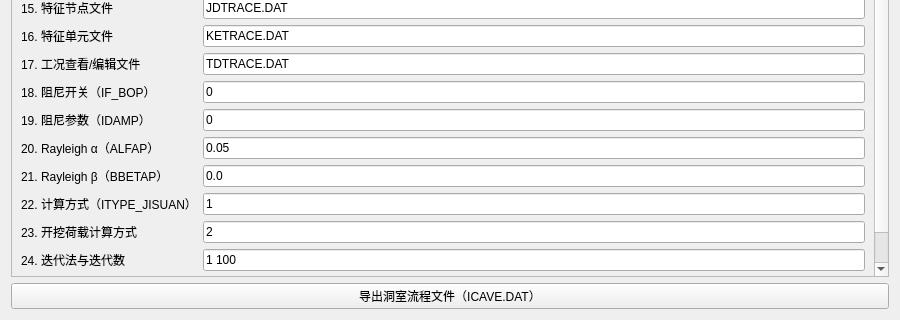
asd977/base_cae, file plugins/Base_Slover/CaveExcavationWidget.ui: the form before one commit; both pictures show x 0 to 900 and y 440 to 760 of the 900 by 760 pixel window.
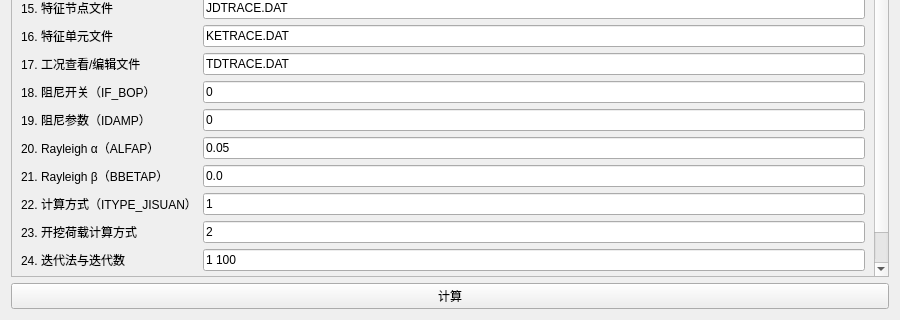
The form after the commit.

Commit message: feat(solver): add shared compute entry and unify button labels

What changed in the file:
```diff
--- a/plugins/Base_Slover/CaveExcavationWidget.ui
+++ b/plugins/Base_Slover/CaveExcavationWidget.ui
@@ -169,7 +169,7 @@
      </widget>
     </widget>
    </item>
-   <item><widget class="QPushButton" name="btnCompute"><property name="text"><string>导出洞室流程文件（ICAVE.DAT）</string></property></widget></item>
+   <item><widget class="QPushButton" name="btnCompute"><property name="text"><string>计算</string></property></widget></item>
   </layout>
  </widget>
  <resources/>
```
The commit also changes 3 other files.
